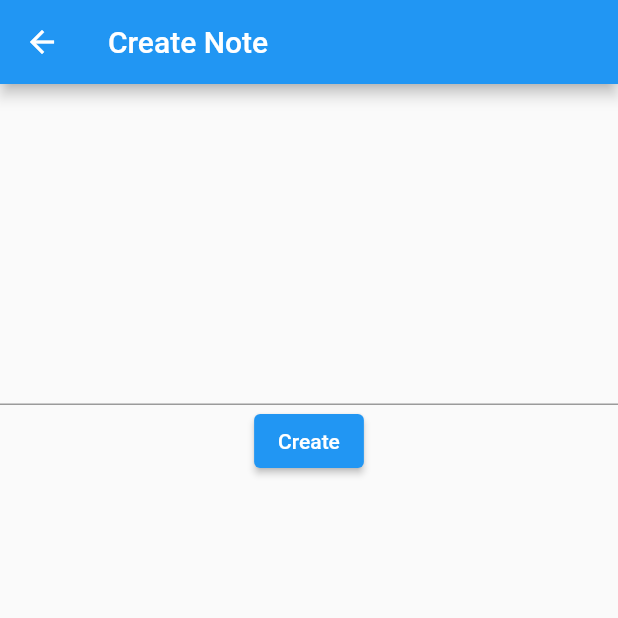
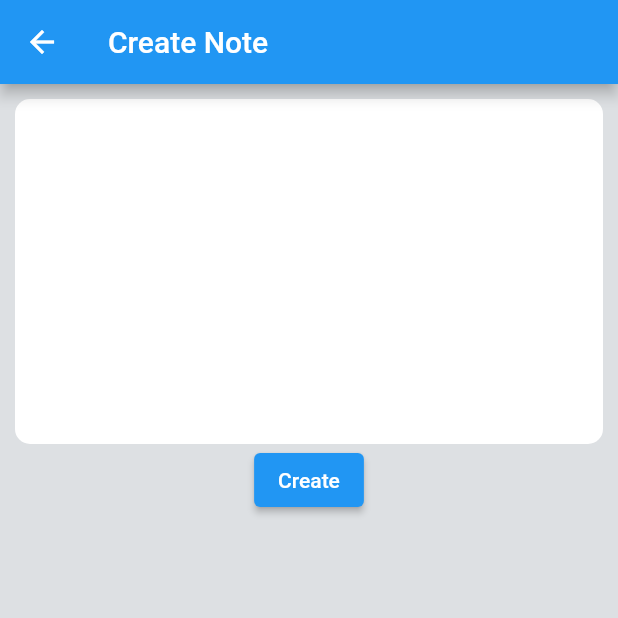
Before and after one commit to suhailvs/flutter-notes, a Flutter app: the screen it shows after launch, after a tap on the "add" icon, on a phone screen of 412 x 824 dp, the top half of it. Run offline on Flutter 3.47's test engine with Material 2 defaults, Android fonts, the phone set to English and light mode, and no system bars; network calls fail.

Commit message:
added urls

```diff
--- a/lib/create.dart
+++ b/lib/create.dart
@@ -1,5 +1,6 @@
 import 'package:flutter/material.dart';
 import 'package:http/http.dart';
+import 'package:mobileapp/urls.dart';
 
 class CreatePage extends StatefulWidget {
   final Client client;
@@ -14,19 +15,29 @@ class _CreatePageState extends State<CreatePage> {
   @override
   Widget build(BuildContext context) {
     return Scaffold(
+      backgroundColor: Color(0xFFdde0e3),
       appBar: AppBar(
         title: Text('Create Note'),
       ),
-      body: Column(
+      body: Container(
+        padding: EdgeInsets.all(10),
+        child: Column(
           children: [
             TextField(
               controller: controller,
               maxLines: 10,
+              decoration: InputDecoration(
+                filled: true,
+                fillColor: Colors.white,
+                border: OutlineInputBorder(
+                  borderRadius: BorderRadius.circular(10),
+                  borderSide: BorderSide.none,
+                ),
+              ),
             ),
             ElevatedButton(
               onPressed: () {
-              var createUrl = Uri.http('127.0.0.1:8000', '/users/');
-              widget.client.post(createUrl, body: {
+                widget.client.post(urlRetrieveCreate(), body: {
                   "firstName": "f name",
                   "email": controller.text,
                   "lastName": "l name"
@@ -37,6 +48,7 @@ class _CreatePageState extends State<CreatePage> {
             )
           ],
         ),
+      ),
     );
   }
 }
--- a/lib/main.dart
+++ b/lib/main.dart
@@ -3,10 +3,12 @@ import 'dart:convert';
 import 'package:flutter/cupertino.dart';
 import 'package:flutter/material.dart';
 import 'package:http/http.dart';
-import 'package:http/http.dart' as http;
 import 'package:mobileapp/create.dart';
 import 'package:mobileapp/note.dart';
 import 'package:mobileapp/update.dart';
+
+import 'package:http/http.dart' as http;
+import 'package:mobileapp/urls.dart';
 
 void main(List<String> args) {
   runApp(MaterialApp(home: HomePage()));
@@ -31,9 +33,7 @@ class _HomePageState extends State<HomePage> {
 
   _getNotes() async {
     notes = [];
-    var url = Uri.http('127.0.0.1:8000', '/users');
-
-    List response = json.decode((await client.get(url)).body);
+    List response = json.decode((await client.get(urlRetrieveCreate())).body);
     response.forEach((element) {
       notes.add(Note.fromMap(element));
     });
@@ -41,25 +41,28 @@ class _HomePageState extends State<HomePage> {
   }
 
   void _deleteNote(int id) {
-    var deleteurl = Uri.http('127.0.0.1:8000', '/users/$id/');
-    client.delete(deleteurl);
+    client.delete(urlDeleteUpdate(id));
     _getNotes();
   }
 
   @override
   Widget build(BuildContext context) {
     return Scaffold(
+      backgroundColor: Color(0xFFdde0e3),
       appBar: AppBar(
         title: const Text('Stack Stores'),
       ),
-      body: RefreshIndicator(
+      body: Container(
+        padding: EdgeInsets.all(5),
+        child: RefreshIndicator(
           onRefresh: () async {
             _getNotes();
           },
           child: ListView.builder(
             itemCount: notes.length,
             itemBuilder: (BuildContext context, int index) {
-            return ListTile(
+              return Card(
+                  child: ListTile(
                 title: Text(notes[index].email),
                 onTap: () {
                   Navigator.of(context).push(
@@ -78,8 +81,9 @@ class _HomePageState extends State<HomePage> {
                   },
                   icon: Icon(Icons.delete),
                 ),
-            );
+              ));
             },
+          ),
         ),
       ),
       floatingActionButton: FloatingActionButton(
--- /dev/null
+++ b/lib/urls.dart
@@ -0,0 +1,9 @@
+const String BASE_URL = '192.168.43.227:8000';
+
+urlDeleteUpdate(int id) {
+  return Uri.http(BASE_URL, '/users/$id/');
+}
+
+urlRetrieveCreate() {
+  return Uri.http(BASE_URL, '/users/');
+}
```
Also changed, not shown: lib/update.dart (+21 -10 lines). Lines whose indentation alone changed are shown as unchanged.
